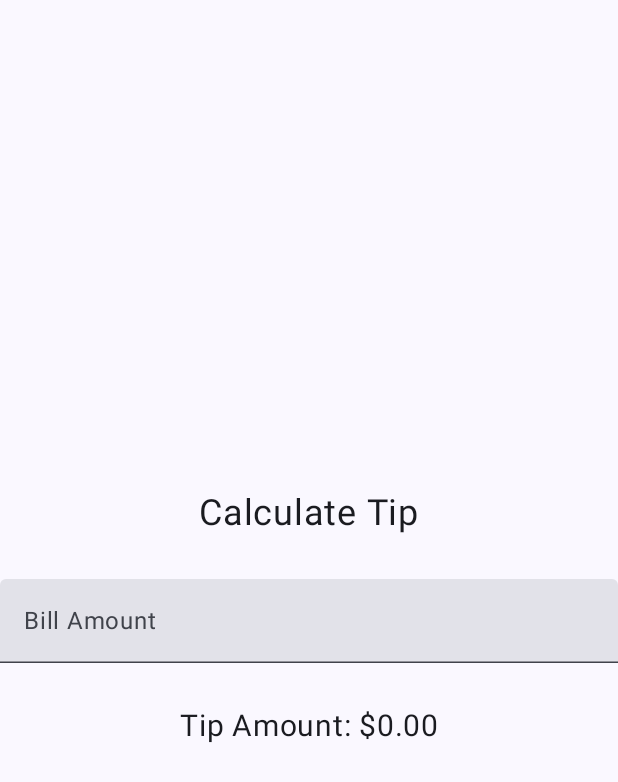
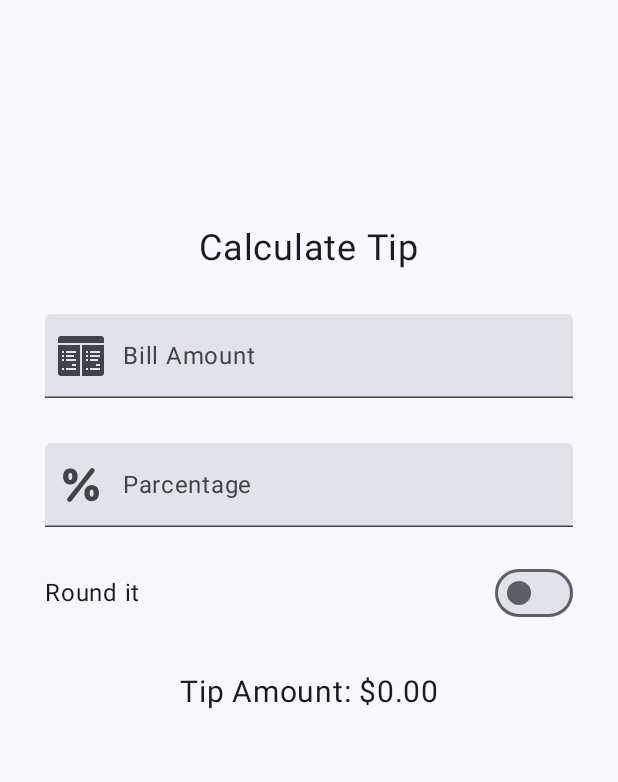
Before and after one commit to devhsb/Kotlin_Android-Development, an Android app built with Jetpack Compose: the screen it shows after launch (MainActivity), on a phone screen of 412 x 824 dp. Shown: the top 782 px of the screen. Run offline under Robolectric (Android 15) with nearby library versions, the phone set to English and light mode, and no system bars.

Commit message:
tip calculator finished

```diff
--- a/04 - Tip Calculator/app/src/main/java/com/hasib/tipcalculator/MainActivity.kt
+++ b/04 - Tip Calculator/app/src/main/java/com/hasib/tipcalculator/MainActivity.kt
@@ -3,15 +3,26 @@ package com.hasib.tipcalculator
 import android.os.Bundle
 import androidx.activity.ComponentActivity
 import androidx.activity.compose.setContent
+import androidx.annotation.DrawableRes
+import androidx.annotation.StringRes
+import androidx.compose.foundation.ScrollState
 import androidx.compose.foundation.layout.Arrangement
 import androidx.compose.foundation.layout.Column
+import androidx.compose.foundation.layout.Row
 import androidx.compose.foundation.layout.Spacer
 import androidx.compose.foundation.layout.fillMaxSize
 import androidx.compose.foundation.layout.fillMaxWidth
 import androidx.compose.foundation.layout.height
+import androidx.compose.foundation.layout.padding
+import androidx.compose.foundation.layout.wrapContentSize
+import androidx.compose.foundation.layout.wrapContentWidth
+import androidx.compose.foundation.rememberScrollState
 import androidx.compose.foundation.text.KeyboardOptions
+import androidx.compose.foundation.verticalScroll
+import androidx.compose.material3.Icon
 import androidx.compose.material3.MaterialTheme
 import androidx.compose.material3.Surface
+import androidx.compose.material3.Switch
 import androidx.compose.material3.Text
 import androidx.compose.material3.TextField
 import androidx.compose.runtime.Composable
@@ -21,7 +32,9 @@ import androidx.compose.runtime.remember
 import androidx.compose.runtime.setValue
 import androidx.compose.ui.Alignment
 import androidx.compose.ui.Modifier
+import androidx.compose.ui.res.painterResource
 import androidx.compose.ui.res.stringResource
+import androidx.compose.ui.text.input.ImeAction
 import androidx.compose.ui.text.input.KeyboardType
 import androidx.compose.ui.text.style.TextAlign
 import androidx.compose.ui.tooling.preview.Preview
@@ -54,54 +67,100 @@ fun TipLayout(modifier: Modifier = Modifier) {
     var tipAmount by remember {
         mutableStateOf("")
     }
+    var percantage by remember {
+        mutableStateOf("")
+    }
+    var roundUp by remember {
+        mutableStateOf(false)
+    }
     val amount = tipAmount.toDoubleOrNull() ?: 0.0
-
-    val calculatedTip = calculateTip(amount)
+    val percent = percantage.toDoubleOrNull() ?: 0.0
+    val calculatedTip = calculateTip(amount, percent, roundUp)
 
     Column(
-        modifier = Modifier.fillMaxSize(),
+        modifier = Modifier
+            .fillMaxSize()
+            .padding(30.dp)
+            .verticalScroll(rememberScrollState()),
         horizontalAlignment = Alignment.CenterHorizontally,
         verticalArrangement = Arrangement.Center
     ) {
         Text(
             text = stringResource(R.string.calculate_tip_text),
             fontSize = 24.sp,
-            textAlign = TextAlign.Start
+            modifier = Modifier.padding(bottom = 30.dp)
         )
-        Spacer(modifier = Modifier.height(30.dp))
+
         TipTextField(
-            modifier = modifier,
             tipAmount = tipAmount,
+            label = R.string.bill_amount_text,
+            icon = R.drawable.icons8_cashbook_50,
+            imeAction = ImeAction.Next,
             onValueChange = {tipAmount = it}
+            )
+        TipTextField(
+            tipAmount = percantage,
+            label = R.string.percentage_text,
+            icon = R.drawable.icons8_percentage_64,
+            imeAction = ImeAction.Done,
+            onValueChange = {percantage = it},
+            modifier = Modifier.padding(top = 30.dp)
         )
-        Spacer(modifier = Modifier.height(30.dp))
+
+        Row(
+            verticalAlignment = Alignment.CenterVertically,
+            modifier = Modifier.padding(top = 20.dp)
+        ) {
+           Text(
+               text = stringResource(R.string.round_text)
+           )
+
+            Switch(
+                checked = roundUp,
+                onCheckedChange = {roundUp = it},
+                modifier = Modifier
+                    .fillMaxWidth()
+                    .wrapContentWidth(Alignment.End)
+            )
+        }
+
         Text(
             text = stringResource(R.string.tip_amount_text, calculatedTip),
-            fontSize = 20.sp
+            fontSize = 20.sp,
+            modifier = Modifier.padding(top = 30.dp)
         )
+        Spacer(modifier = Modifier.height(200.dp))
     }
 }
 
 @Composable
 fun TipTextField(
     modifier: Modifier = Modifier,
+    @StringRes label: Int,
+    @DrawableRes icon: Int,
     tipAmount: String,
+    imeAction: ImeAction,
     onValueChange: (String) -> Unit
 ) {
 
     TextField(
         value = tipAmount,
         onValueChange = onValueChange,
-        label = {
-            Text(text = stringResource(R.string.bill_amount_text))
-        },
-        keyboardOptions = KeyboardOptions(keyboardType = KeyboardType.Number),
+        label = {Text(text = stringResource(label))},
+        keyboardOptions = KeyboardOptions.Default.copy(
+            keyboardType = KeyboardType.Number,
+            imeAction = imeAction
+        ),
+        leadingIcon = {Icon(painter = painterResource(id = icon), contentDescription = null)},
         singleLine = true,
-        modifier = Modifier.fillMaxWidth()
+        modifier = modifier.fillMaxWidth()
     )
 }
 
-private fun calculateTip(tipAmount: Double, percantage: Double = 15.0): String {
-    val result = (percantage / 100) * tipAmount
+private fun calculateTip(tipAmount: Double, percantage: Double = 15.0, roundUp: Boolean): String {
+    var result = (percantage / 100) * tipAmount
+    if(roundUp) {
+        result = kotlin.math.ceil(result)
+    }
     return NumberFormat.getCurrencyInstance().format(result)
 }
--- a/04 - Tip Calculator/app/src/main/res/values/strings.xml
+++ b/04 - Tip Calculator/app/src/main/res/values/strings.xml
@@ -3,4 +3,6 @@
     <string name="calculate_tip_text">Calculate Tip</string>
     <string name="bill_amount_text">Bill Amount</string>
     <string name="tip_amount_text">"Tip Amount: %s"</string>
+    <string name="percentage_text">Parcentage</string>
+    <string name="round_text">Round it</string>
 </resources>
```
Also changed, not shown: 04 - Tip Calculator/app/src/main/res/drawable-nodpi/icons8_cashbook_50.png (added), 04 - Tip Calculator/app/src/main/res/drawable-nodpi/icons8_percentage_64.png (added).
